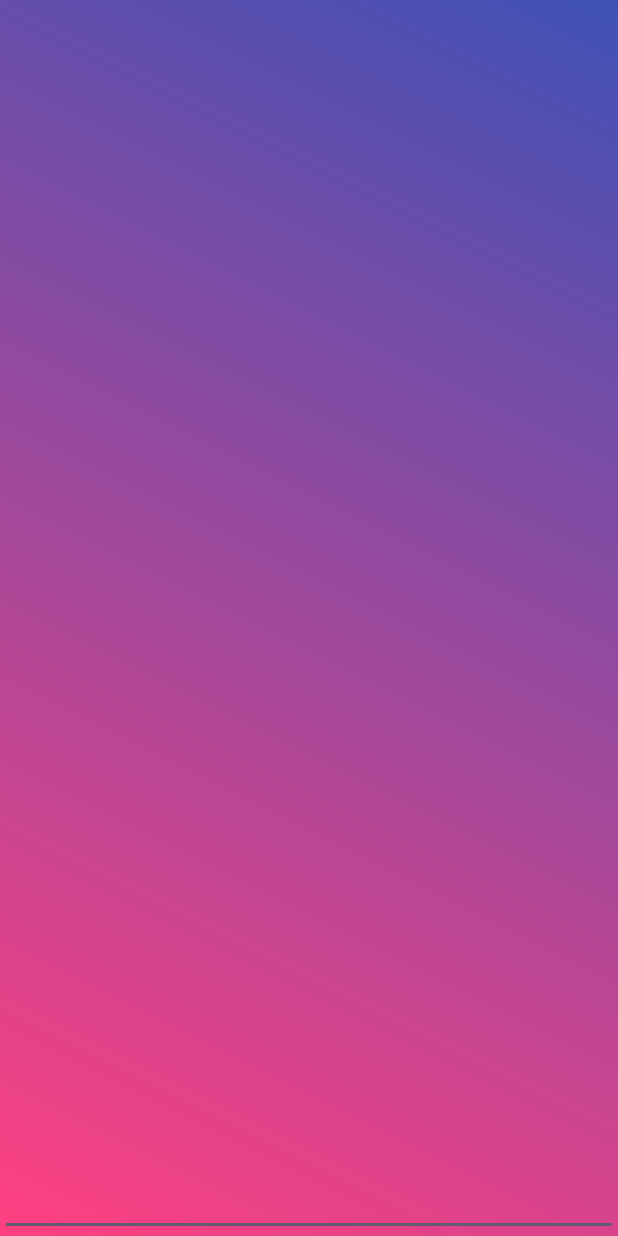
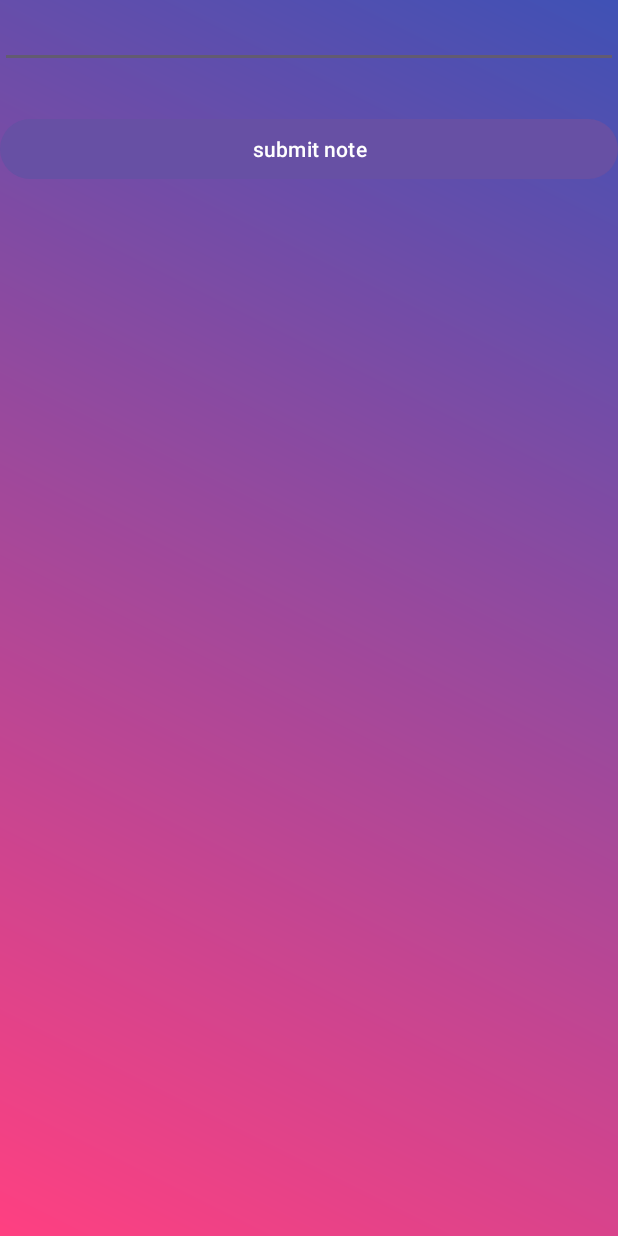
Before and after one commit to mayaelabed/NoteApp, an Android app: the NoteEditorActivity screen opened directly, with no data from a screen before it, on a phone screen of 412 x 824 dp. Run offline under Robolectric (Android 15) with nearby library versions, the phone set to English and light mode, and no system bars; our stand-ins replace Firebase (no records; nobody signed in at launch, a user with empty details on screens opened directly).

Commit message:
note part update

```diff
--- a/app/src/main/AndroidManifest.xml
+++ b/app/src/main/AndroidManifest.xml
@@ -6,9 +6,7 @@
         android:allowBackup="true"
         android:dataExtractionRules="@xml/data_extraction_rules"
         android:fullBackupContent="@xml/backup_rules"
-        android:icon="@mipmap/ic_launcher"
         android:label="@string/app_name"
-        android:roundIcon="@mipmap/ic_launcher_round"
         android:supportsRtl="true"
         android:theme="@style/Theme.AppStart"
         tools:targetApi="31">
--- a/app/src/main/java/com/example/appstart/NoteEditorActivity.java
+++ b/app/src/main/java/com/example/appstart/NoteEditorActivity.java
@@ -6,8 +6,15 @@ import android.content.SharedPreferences;
 import android.os.Bundle;
 import android.text.Editable;
 import android.text.TextWatcher;
+import android.view.View;
+import android.widget.Button;
 import android.widget.EditText;
+import android.widget.Toast;
+
 import androidx.appcompat.app.AppCompatActivity;
+import com.google.firebase.firestore.FirebaseFirestore;
+
+import java.util.HashMap;
 import java.util.HashSet;
 
 public class NoteEditorActivity extends AppCompatActivity {
@@ -18,6 +25,7 @@ public class NoteEditorActivity extends AppCompatActivity {
         super.onCreate(savedInstanceState);
         setContentView(R.layout.activity_note_editor);
 
+        FirebaseFirestore db = FirebaseFirestore.getInstance();
         EditText editText = findViewById(R.id.editText);
 
         // Fetch data that is passed from MainActivity
@@ -46,15 +54,43 @@ public class NoteEditorActivity extends AppCompatActivity {
                 MainActivity.notes.set(noteId, String.valueOf(charSequence));
                 MainActivity.arrayAdapter.notifyDataSetChanged();
                 // Creating Object of SharedPreferences to store data in the phone
-                SharedPreferences sharedPreferences = getApplicationContext().getSharedPreferences("com.example.notes", Context.MODE_PRIVATE);
+                // Save to Firestore
+                String noteText = String.valueOf(charSequence);
+                db.collection("notes").document("note_" + noteId)
+                        .set(new HashMap<String, Object>() {{
+                            put("text", noteText);
+                        }})
+                        .addOnSuccessListener(aVoid -> {
+                            // Note saved successfully
+
+                            Utils.showToast(NoteEditorActivity.this,"successfuly added");
+                        })
+                        .addOnFailureListener(e -> {
+                            // Handle failure
+                            Utils.showToast(NoteEditorActivity.this,"Error saving note: ");
+                        });
+            }
+               /* SharedPreferences sharedPreferences = getApplicationContext().getSharedPreferences("com.example.notes", Context.MODE_PRIVATE);
                 HashSet<String> set = new HashSet(MainActivity.notes);
                 sharedPreferences.edit().putStringSet("notes", set).apply();
-            }
+            }*/
 
             @Override
             public void afterTextChanged(Editable editable) {
                 // add your code here
             }
         });
+        // Find the Validation button by its ID
+        Button validationButton = findViewById(R.id.validation);
+
+        // Set an OnClickListener for the Validation button
+        validationButton.setOnClickListener(new View.OnClickListener() {
+            @Override
+            public void onClick(View v) {
+                // Replace this with your main activity class
+                Intent intent = new Intent(NoteEditorActivity.this, MainActivity.class);
+                startActivity(intent);
+            }
+        });
     }
 }
--- a/app/src/main/res/layout/activity_note_editor.xml
+++ b/app/src/main/res/layout/activity_note_editor.xml
@@ -1,5 +1,5 @@
 <?xml version="1.0" encoding="utf-8"?>
-<androidx.constraintlayout.widget.ConstraintLayout
+<RelativeLayout
     xmlns:android="http://schemas.android.com/apk/res/android"
     xmlns:app="http://schemas.android.com/apk/res-auto"
     xmlns:tools="http://schemas.android.com/tools"
@@ -11,14 +11,16 @@
     <!--Adding Edit Text To add data to List View-->
     <EditText
         android:id="@+id/editText"
-        android:layout_width="0dp"
-        android:layout_height="0dp"
+        android:layout_width="match_parent"
+        android:layout_height="wrap_content"
         android:ems="10"
         android:gravity="top|left"
-        android:inputType="textMultiLine"
-        app:layout_constraintBottom_toBottomOf="parent"
-        app:layout_constraintEnd_toEndOf="parent"
-        app:layout_constraintStart_toStartOf="parent"
-        app:layout_constraintTop_toTopOf="parent" />
-
-</androidx.constraintlayout.widget.ConstraintLayout>
+        android:inputType="textMultiLine"/>
+    <Button
+        android:id="@+id/validation"
+        android:layout_width="match_parent"
+        android:layout_height="wrap_content"
+        android:layout_marginTop="30dp"
+        android:layout_below="@+id/editText"
+        android:text="submit note"/>
+</RelativeLayout>
--- a/app/src/main/res/layout/register.xml
+++ b/app/src/main/res/layout/register.xml
@@ -78,7 +78,7 @@
         android:id="@+id/textViewOtherOptions"
         android:layout_width="wrap_content"
         android:layout_height="wrap_content"
-        android:text="Or connect with"
+        android:text="login or connect with"
         android:textColor="@color/dark_gray"
         android:layout_below="@id/buttonRegister"
         android:layout_centerHorizontal="true"
--- a/app/src/main/res/mipmap-anydpi-v26/ic_launcher.xml
+++ /dev/null
@@ -1,6 +0,0 @@
-<?xml version="1.0" encoding="utf-8"?>
-<adaptive-icon xmlns:android="http://schemas.android.com/apk/res/android">
-    <background android:drawable="@drawable/ic_launcher_background" />
-    <foreground android:drawable="@drawable/ic_launcher_foreground" />
-    <monochrome android:drawable="@drawable/ic_launcher_foreground" />
-</adaptive-icon>
--- a/app/src/main/res/mipmap-anydpi-v26/ic_launcher_round.xml
+++ /dev/null
@@ -1,6 +0,0 @@
-<?xml version="1.0" encoding="utf-8"?>
-<adaptive-icon xmlns:android="http://schemas.android.com/apk/res/android">
-    <background android:drawable="@drawable/ic_launcher_background" />
-    <foreground android:drawable="@drawable/ic_launcher_foreground" />
-    <monochrome android:drawable="@drawable/ic_launcher_foreground" />
-</adaptive-icon>
```
Also changed, not shown: app/src/main/java/com/example/appstart/MainActivity.java (+7 -0 lines), app/src/main/java/com/example/appstart/RegisterActivity.java (+18 -5 lines), app/src/main/java/com/example/appstart/Utils.java (added, +17 -0 lines), app/src/main/res/layout/activity_main.xml (+27 -21 lines), app/src/main/res/mipmap-hdpi/ic_launcher.webp (deleted), app/src/main/res/mipmap-hdpi/ic_launcher_round.webp (deleted), app/src/main/res/mipmap-mdpi/ic_launcher.webp (deleted), app/src/main/res/mipmap-mdpi/ic_launcher_round.webp (deleted), app/src/main/res/mipmap-xhdpi/ic_launcher.webp (deleted), app/src/main/res/mipmap-xhdpi/ic_launcher_round.webp (deleted), app/src/main/res/mipmap-xxhdpi/ic_launcher.webp (deleted), app/src/main/res/mipmap-xxhdpi/ic_launcher_round.webp (deleted), app/src/main/res/mipmap-xxxhdpi/ic_launcher.webp (deleted), app/src/main/res/mipmap-xxxhdpi/ic_launcher_round.webp (deleted).
